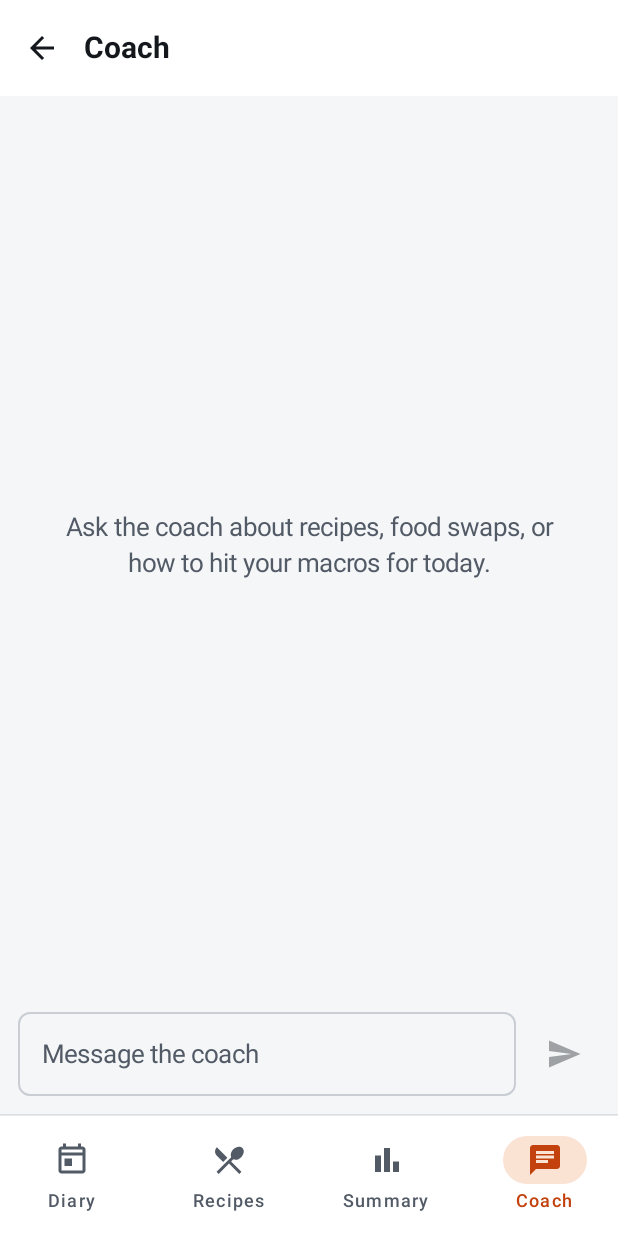
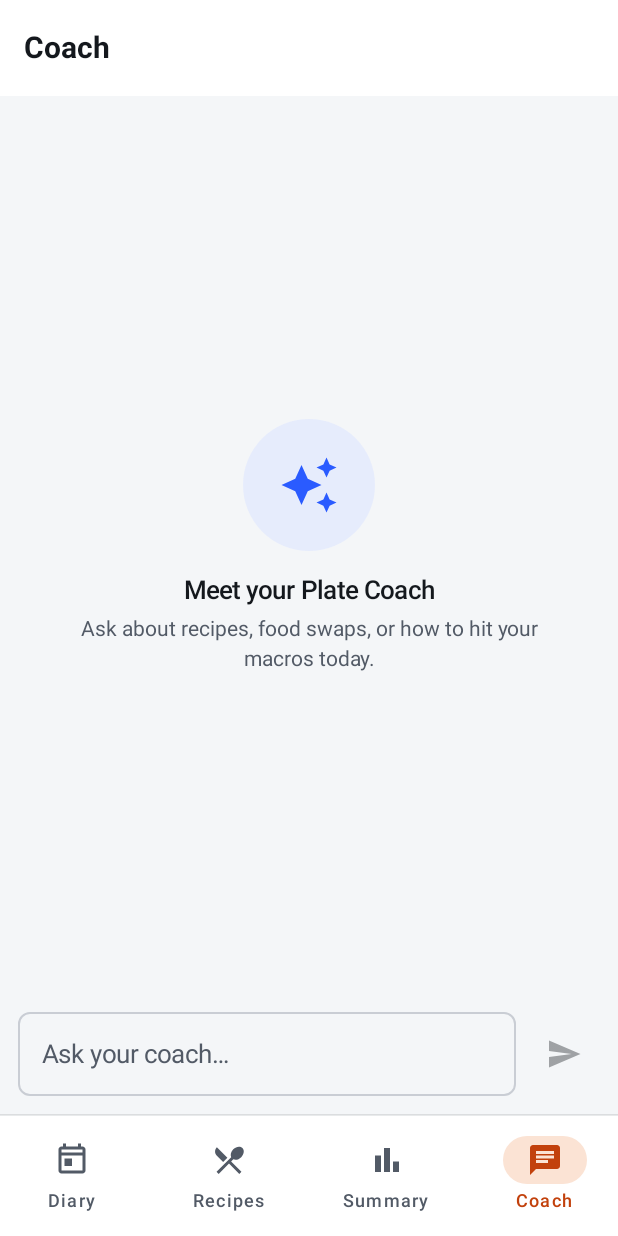
Before and after one commit to CDRaab01/Plate, an Android app built with Jetpack Compose: the CoachScreen screen opened through its navigation route, on a phone screen of 412 x 824 dp. Run offline under Robolectric (Android 15) with nearby library versions, the phone set to English and light mode, and no system bars; our stand-ins replace Dagger/Hilt's generated code; network calls fail.

Commit message:
ui: align Coach and Diary screens with Spotter (round 2)
- Diary top bar: "Today" → "Plate" to match Spotter's app-name title
- Coach: remove back arrow (tab destination, not a drill-down)
- Coach empty state: shared EmptyState with AutoAwesome icon,
  "Meet your Plate Coach" heading, and descriptive subtitle
- Coach input placeholder: "Message the coach" → "Ask your coach…"
- PulseComponents: add shared EmptyState composable mirroring
  Spotter's States.kt pattern (icon + title + optional subtitle)
- PlateNavHost/ScreenshotTest: remove now-gone onBack argument

Co-Authored-By: Claude Sonnet 4.6 <noreply@anthropic.com>

```diff
--- a/android/app/src/main/java/com/plate/ui/coach/CoachScreen.kt
+++ b/android/app/src/main/java/com/plate/ui/coach/CoachScreen.kt
@@ -1,7 +1,6 @@
 package com.plate.ui.coach
 
 import androidx.compose.foundation.layout.Arrangement
-import androidx.compose.foundation.layout.Box
 import androidx.compose.foundation.layout.Column
 import androidx.compose.foundation.layout.Row
 import androidx.compose.foundation.layout.Spacer
@@ -15,8 +14,8 @@ import androidx.compose.foundation.lazy.LazyColumn
 import androidx.compose.foundation.lazy.items
 import androidx.compose.foundation.lazy.rememberLazyListState
 import androidx.compose.material.icons.Icons
-import androidx.compose.material.icons.automirrored.filled.ArrowBack
 import androidx.compose.material.icons.automirrored.filled.Send
+import androidx.compose.material.icons.filled.AutoAwesome
 import androidx.compose.material3.CircularProgressIndicator
 import androidx.compose.material3.ExperimentalMaterial3Api
 import androidx.compose.material3.Icon
@@ -38,19 +37,16 @@ import androidx.compose.runtime.remember
 import androidx.compose.runtime.setValue
 import androidx.compose.ui.Alignment
 import androidx.compose.ui.Modifier
-import androidx.compose.ui.text.style.TextAlign
 import androidx.compose.ui.unit.dp
 import androidx.hilt.navigation.compose.hiltViewModel
 
 @Composable
 fun CoachScreen(
-    onBack: () -> Unit,
     viewModel: CoachViewModel = hiltViewModel(),
 ) {
     val state by viewModel.state.collectAsState()
     CoachContent(
         state = state,
-        onBack = onBack,
         onSend = viewModel::sendMessage,
         onErrorShown = viewModel::clearError,
     )
@@ -61,7 +57,6 @@ fun CoachScreen(
 @Composable
 fun CoachContent(
     state: CoachUiState,
-    onBack: () -> Unit,
     onSend: (String) -> Unit,
     onErrorShown: () -> Unit = {},
 ) {
@@ -86,11 +81,6 @@ fun CoachContent(
         topBar = {
             TopAppBar(
                 title = { Text("Coach") },
-                navigationIcon = {
-                    IconButton(onClick = onBack) {
-                        Icon(Icons.AutoMirrored.Filled.ArrowBack, contentDescription = "Back")
-                    }
-                },
             )
         },
         snackbarHost = { SnackbarHost(snackbarHostState) },
@@ -126,14 +116,12 @@ fun CoachContent(
 
 @Composable
 private fun EmptyState(modifier: Modifier = Modifier) {
-    Box(modifier.fillMaxWidth().padding(32.dp), contentAlignment = Alignment.Center) {
-        Text(
-            "Ask the coach about recipes, food swaps, or how to hit your macros for today.",
-            style = MaterialTheme.typography.bodyLarge,
-            color = MaterialTheme.colorScheme.onSurfaceVariant,
-            textAlign = TextAlign.Center,
-        )
-    }
+    com.plate.ui.components.EmptyState(
+        icon = Icons.Default.AutoAwesome,
+        title = "Meet your Plate Coach",
+        subtitle = "Ask about recipes, food swaps, or how to hit your macros today.",
+        modifier = modifier,
+    )
 }
 
 @Composable
@@ -197,7 +185,7 @@ private fun InputBar(
         OutlinedTextField(
             value = draft,
             onValueChange = onDraftChange,
-            placeholder = { Text("Message the coach") },
+            placeholder = { Text("Ask your coach…") },
             modifier = Modifier.weight(1f),
             maxLines = 4,
         )
--- a/android/app/src/main/java/com/plate/ui/components/PulseComponents.kt
+++ b/android/app/src/main/java/com/plate/ui/components/PulseComponents.kt
@@ -2,10 +2,12 @@ package com.plate.ui.components
 
 import androidx.compose.foundation.background
 import androidx.compose.foundation.border
+import androidx.compose.foundation.layout.Arrangement
 import androidx.compose.foundation.layout.Box
 import androidx.compose.foundation.layout.Column
 import androidx.compose.foundation.layout.Row
 import androidx.compose.foundation.layout.Spacer
+import androidx.compose.foundation.layout.fillMaxSize
 import androidx.compose.foundation.layout.fillMaxWidth
 import androidx.compose.foundation.layout.height
 import androidx.compose.foundation.layout.padding
@@ -13,6 +15,7 @@ import androidx.compose.foundation.layout.size
 import androidx.compose.foundation.layout.width
 import androidx.compose.foundation.shape.CircleShape
 import androidx.compose.foundation.shape.RoundedCornerShape
+import androidx.compose.material3.Icon
 import androidx.compose.material3.MaterialTheme
 import androidx.compose.material3.Text
 import androidx.compose.runtime.Composable
@@ -24,8 +27,10 @@ import androidx.compose.ui.graphics.Color
 import androidx.compose.ui.graphics.Path
 import androidx.compose.ui.graphics.StrokeCap
 import androidx.compose.ui.graphics.drawscope.Stroke
+import androidx.compose.ui.graphics.vector.ImageVector
 import androidx.compose.ui.text.TextStyle
 import androidx.compose.ui.text.font.FontWeight
+import androidx.compose.ui.text.style.TextAlign
 import androidx.compose.ui.unit.dp
 import androidx.compose.ui.unit.sp
 import androidx.compose.foundation.Canvas
@@ -171,3 +176,47 @@ fun Sparkline(
 fun ChannelDot(color: Color, size: androidx.compose.ui.unit.Dp = 8.dp) {
     Box(Modifier.size(size).clip(CircleShape).background(color))
 }
+
+/** Friendly empty state: icon in a tinted circle, bold title, optional subtitle. */
+@Composable
+fun EmptyState(
+    icon: ImageVector,
+    title: String,
+    modifier: Modifier = Modifier,
+    subtitle: String? = null,
+) {
+    Column(
+        modifier = modifier.fillMaxSize().padding(32.dp),
+        horizontalAlignment = Alignment.CenterHorizontally,
+        verticalArrangement = Arrangement.Center,
+    ) {
+        Box(
+            modifier = Modifier
+                .size(88.dp)
+                .background(MaterialTheme.colorScheme.primaryContainer.copy(alpha = 0.6f), CircleShape),
+            contentAlignment = Alignment.Center,
+        ) {
+            Icon(
+                imageVector = icon,
+                contentDescription = null,
+                tint = MaterialTheme.colorScheme.primary,
+                modifier = Modifier.size(40.dp),
+            )
+        }
+        Text(
+            text = title,
+            style = MaterialTheme.typography.titleMedium,
+            textAlign = TextAlign.Center,
+            modifier = Modifier.padding(top = 16.dp),
+        )
+        if (subtitle != null) {
+            Text(
+                text = subtitle,
+                style = MaterialTheme.typography.bodyMedium,
+                textAlign = TextAlign.Center,
+                color = MaterialTheme.colorScheme.onSurfaceVariant,
+                modifier = Modifier.padding(top = 8.dp),
+            )
+        }
+    }
+}
--- a/android/app/src/main/java/com/plate/ui/diary/DiaryScreen.kt
+++ b/android/app/src/main/java/com/plate/ui/diary/DiaryScreen.kt
@@ -79,7 +79,7 @@ fun DiaryScreen(
     Scaffold(
         topBar = {
             TopAppBar(
-                title = { Text("Today") },
+                title = { Text("Plate") },
                 actions = {
                     IconButton(onClick = { showQuickAdd = true }) {
                         Icon(Icons.Outlined.Bolt, contentDescription = "Quick add")
--- a/android/app/src/main/java/com/plate/ui/navigation/PlateNavHost.kt
+++ b/android/app/src/main/java/com/plate/ui/navigation/PlateNavHost.kt
@@ -173,7 +173,7 @@ fun PlateNavHost(navController: NavHostController = rememberNavController()) {
                 )
             }
             composable(Routes.SUMMARY) { WeeklySummaryScreen() }
-            composable(Routes.COACH) { CoachScreen(onBack = { navController.popBackStack() }) }
+            composable(Routes.COACH) { CoachScreen() }
         }
     }
 }
```
Also changed, not shown: 1 other file.
